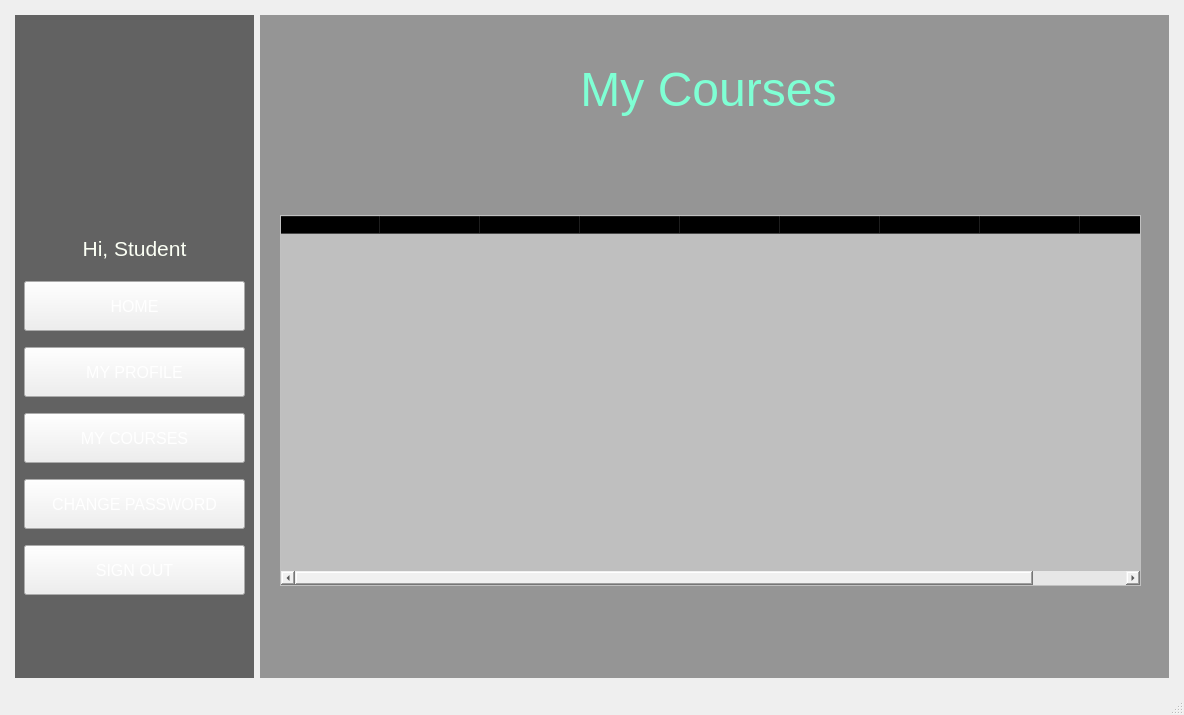
Before: the Qt Designer form StudentManagementSystem/mainwindow.ui in BuhDuy256/Student-Management-GROUP6-KTLT-23CLC03, drawn with Qt 5.
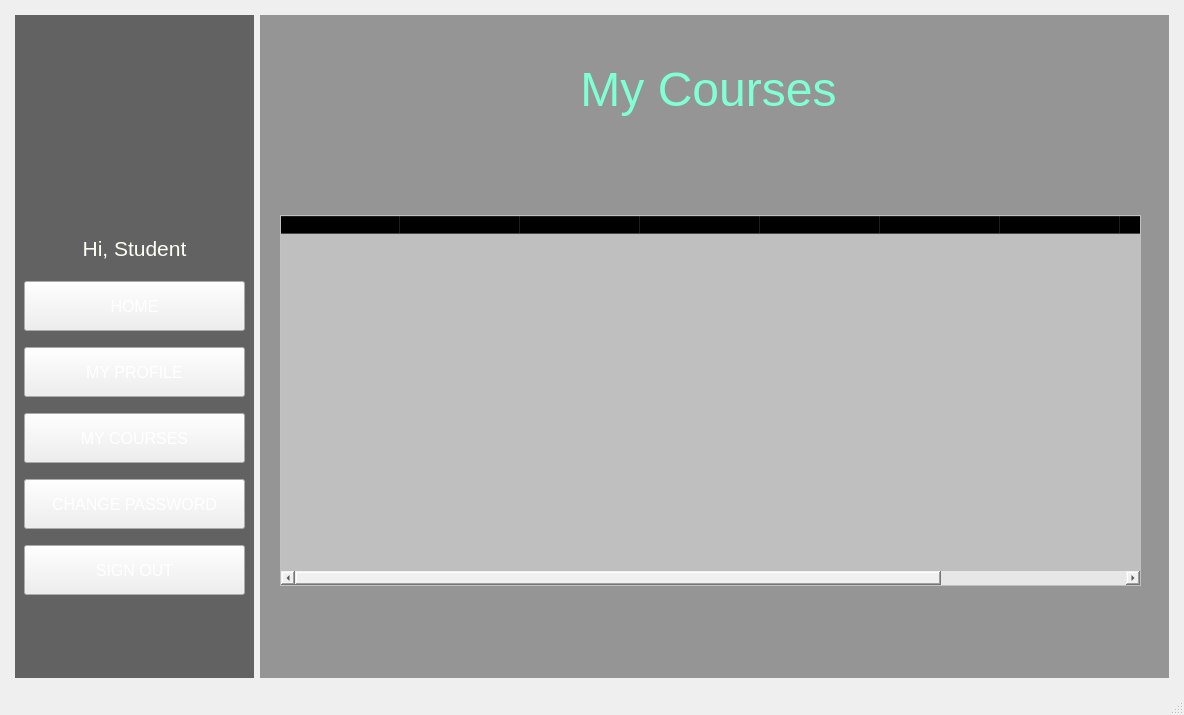
After: the same form once the commit is applied. Icons and pictures are not drawn.

Commit message: Change color and size

Diff of the .ui file:
```diff
--- a/StudentManagementSystem/mainwindow.ui
+++ b/StudentManagementSystem/mainwindow.ui
@@ -1187,14 +1187,33 @@
             </property>
             <property name="styleSheet">
              <string notr="true">color: #000000;
-background-color: rgba(255,255,255,100)</string>
+background-color: rgba(255,255,255,100);
+gridline-color: #333333;</string>
             </property>
             <property name="editTriggers">
              <set>QAbstractItemView::DoubleClicked</set>
             </property>
             <property name="sortingEnabled">
-             <bool>false</bool>
+             <bool>true</bool>
             </property>
+            <attribute name="horizontalHeaderVisible">
+             <bool>true</bool>
+            </attribute>
+            <attribute name="horizontalHeaderCascadingSectionResizes">
+             <bool>false</bool>
+            </attribute>
+            <attribute name="horizontalHeaderDefaultSectionSize">
+             <number>120</number>
+            </attribute>
+            <attribute name="horizontalHeaderHighlightSections">
+             <bool>false</bool>
+            </attribute>
+            <attribute name="horizontalHeaderStretchLastSection">
+             <bool>true</bool>
+            </attribute>
+            <attribute name="verticalHeaderVisible">
+             <bool>false</bool>
+            </attribute>
             <column>
              <property name="text">
               <string>No</string>
@@ -1249,11 +1268,21 @@
              <property name="text">
               <string>Number of Credits</string>
              </property>
+             <property name="font">
+              <font>
+               <bold>true</bold>
+              </font>
+             </property>
             </column>
             <column>
              <property name="text">
               <string>Course Size</string>
              </property>
+             <property name="font">
+              <font>
+               <bold>true</bold>
+              </font>
+             </property>
             </column>
             <column>
              <property name="text">
```
The commit also changes 1 other file.
